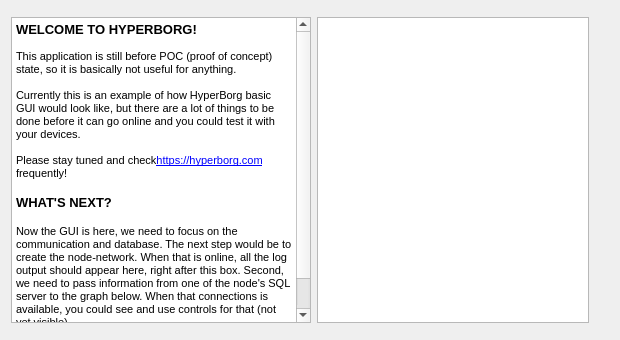
First picture: the form in node/hud.ui, repository hyperborg/hyperborg, before the edit.
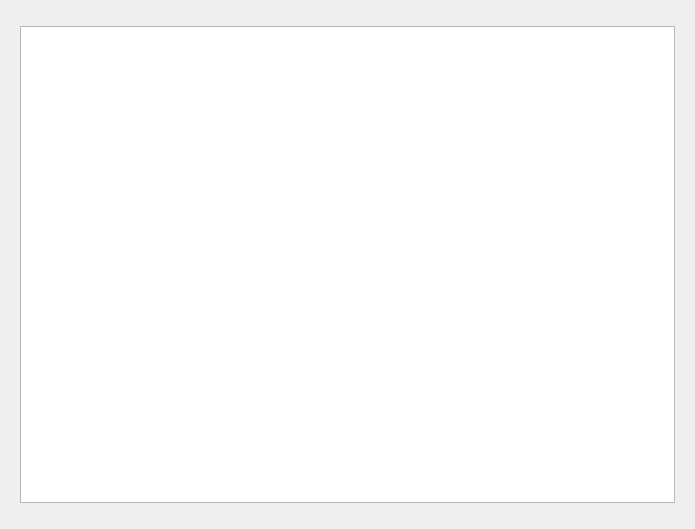
Second picture: the form after the edit. Custom widgets are drawn as their Qt base class.

Commit message:
Minor modification in HUD layout
We are preparing smarttile system

Patch:
```diff
--- a/node/hud.ui
+++ b/node/hud.ui
@@ -6,8 +6,8 @@
    <rect>
     <x>0</x>
     <y>0</y>
-    <width>620</width>
-    <height>340</height>
+    <width>695</width>
+    <height>529</height>
    </rect>
   </property>
   <property name="windowTitle">
@@ -22,11 +22,14 @@
     </layout>
    </item>
    <item>
-    <layout class="QHBoxLayout" name="main_layout" stretch="0,0">
+    <layout class="QHBoxLayout" name="horizontalLayout">
      <item>
-      <layout class="QVBoxLayout" name="verticalLayout_2">
-       <item>
-        <layout class="QGridLayout" name="maingridlayout" rowstretch="0" columnstretch="1,1">
+      <widget class="QStackedWidget" name="stackedWidget">
+       <property name="currentIndex">
+        <number>1</number>
+       </property>
+       <widget class="QWidget" name="page">
+        <layout class="QGridLayout" name="gridLayout">
          <item row="0" column="0">
           <widget class="QTextBrowser" name="whatsnews">
            <property name="sizePolicy">
@@ -48,37 +51,31 @@
 &lt;/style&gt;&lt;/head&gt;&lt;body style=&quot; font-family:'MS Shell Dlg 2'; font-size:8.25pt; font-weight:400; font-style:normal;&quot;&gt;
 &lt;p style=&quot; margin-top:0px; margin-bottom:0px; margin-left:0px; margin-right:0px; -qt-block-indent:0; text-indent:0px;&quot;&gt;&lt;span style=&quot; font-size:10pt; font-weight:600;&quot;&gt;WELCOME TO HYPERBORG!&lt;/span&gt;&lt;br /&gt;&lt;br /&gt;This application is still before POC (proof of concept) state, so it is basically not useful for anything.&lt;/p&gt;
 &lt;p style=&quot;-qt-paragraph-type:empty; margin-top:0px; margin-bottom:0px; margin-left:0px; margin-right:0px; -qt-block-indent:0; text-indent:0px;&quot;&gt;&lt;br /&gt;&lt;/p&gt;
-&lt;p style=&quot; margin-top:0px; margin-bottom:0px; margin-left:0px; margin-right:0px; -qt-block-indent:0; text-indent:0px;&quot;&gt;Currently this is an example of how HyperBorg basic GUI would look like, but there are a lot of things to be done before it can go online and you could test it with your devices.&lt;br /&gt;&lt;br /&gt;Please stay tuned and check&lt;a href=&quot; https://hyperborg.com&quot;&gt;&lt;span style=&quot; font-size:8pt; text-decoration: underline; color:#0000ff;&quot;&gt;https://hyperborg.com&lt;/span&gt;&lt;/a&gt; frequently!&lt;/p&gt;
+&lt;p style=&quot; margin-top:0px; margin-bottom:0px; margin-left:0px; margin-right:0px; -qt-block-indent:0; text-indent:0px;&quot;&gt;Currently this is an example of how HyperBorg basic GUI would look like, but there are a lot of things to be done before it can go online and you could test it with your devices.&lt;br /&gt;&lt;br /&gt;Please stay tuned and check &lt;a href=&quot; https://hyperborg.com&quot;&gt;&lt;span style=&quot; font-size:8pt; text-decoration: underline; color:#0000ff;&quot;&gt;https://hyperborg.com&lt;/span&gt;&lt;/a&gt; frequently!&lt;/p&gt;
 &lt;p style=&quot; margin-top:0px; margin-bottom:0px; margin-left:0px; margin-right:0px; -qt-block-indent:0; text-indent:0px;&quot;&gt;&lt;span style=&quot; font-size:10pt; font-weight:600;&quot;&gt;&lt;br /&gt;WHAT'S NEXT?&lt;br /&gt;&lt;br /&gt;&lt;/span&gt;&lt;span style=&quot; font-size:8pt;&quot;&gt;Now the GUI is here, we need to focus on the communication and database. The next step would be to create the node-network. When that is online, all the log output should appear here, right after this box. Second, we need to pass information from one of the node's SQL server to the graph below. When that connections is available, you could see and use controls for that (not yet visible).&lt;br /&gt;&lt;/span&gt;&lt;br /&gt;&lt;/p&gt;&lt;/body&gt;&lt;/html&gt;</string>
            </property>
           </widget>
          </item>
-         <item row="0" column="1">
-          <widget class="QTextBrowser" name="log"/>
+        </layout>
+       </widget>
+       <widget class="QWidget" name="page_2">
+        <layout class="QGridLayout" name="gridLayout_2">
+         <item row="0" column="0">
+          <widget class="QTextBrowser" name="log">
+           <property name="styleSheet">
+            <string notr="true">QTabWidget {  background-color: rgba(100,200,100,50); 
+     border-color: rgba(64, 97, 114, 100); 
+     color: rgb(255, 255, 255); }&quot;
+</string>
+           </property>
+          </widget>
          </item>
         </layout>
-       </item>
-      </layout>
+       </widget>
+      </widget>
      </item>
      <item>
-      <layout class="QVBoxLayout" name="verticalLayout_3">
-       <item>
-        <layout class="QGridLayout" name="buttongrid"/>
-       </item>
-       <item>
-        <spacer name="verticalSpacer_3">
-         <property name="orientation">
-          <enum>Qt::Vertical</enum>
-         </property>
-         <property name="sizeHint" stdset="0">
-          <size>
-           <width>20</width>
-           <height>40</height>
-          </size>
-         </property>
-        </spacer>
-       </item>
-      </layout>
+      <layout class="QGridLayout" name="buttongrid"/>
      </item>
     </layout>
    </item>
```
The commit also changes 3 other files.
